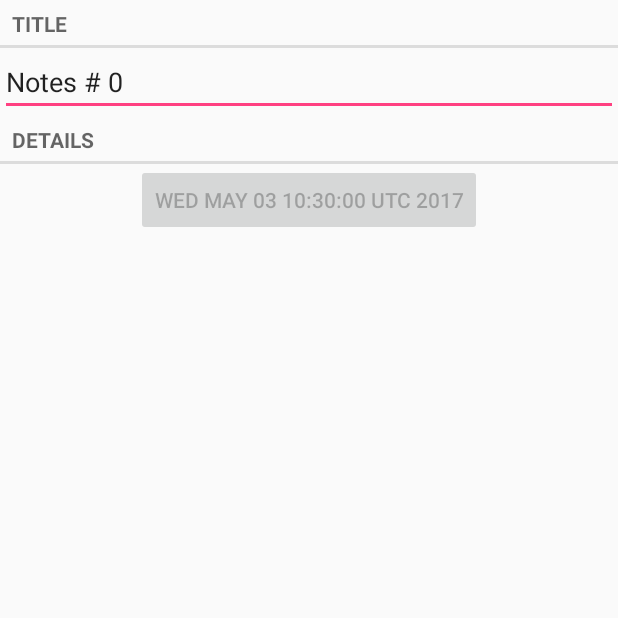
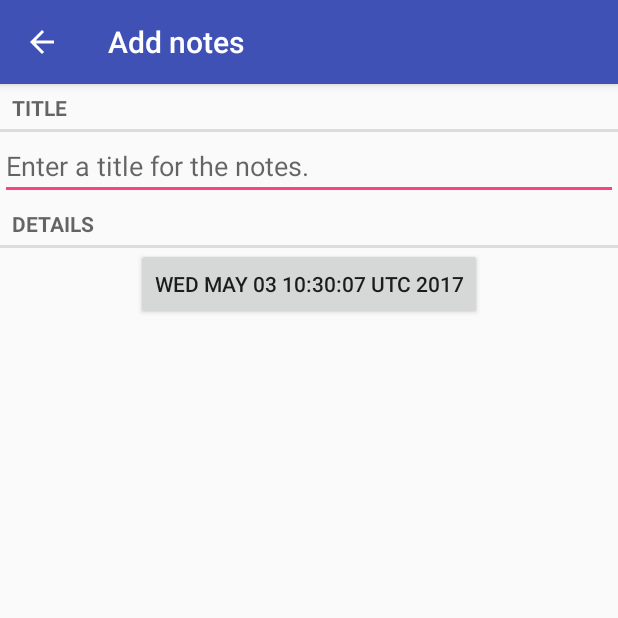
Before and after one commit to Supsane/NotesDB, an Android app: the NotesFragment screen opened directly, with no data from a screen before it, on a phone screen of 412 x 824 dp, the top half of it. Run offline under Robolectric (Android 15) with nearby library versions, the phone set to English and light mode, and no system bars.

```diff
--- a/app/src/main/AndroidManifest.xml
+++ b/app/src/main/AndroidManifest.xml
@@ -18,8 +18,8 @@
         </activity>
         <activity
             android:name=".NotesPagerActivity"
-            android:label="@string/app_name"
-            android:theme="@style/AppTheme.NoActionBar"/>
+            android:label="@string/action_add_notes"
+            android:parentActivityName=".NotesListActivity"/>
     </application>
 
 </manifest>
--- a/app/src/main/java/com/chashurin/notesdb/NotesFragment.java
+++ b/app/src/main/java/com/chashurin/notesdb/NotesFragment.java
@@ -2,6 +2,7 @@ package com.chashurin.notesdb;
 
 import android.os.Bundle;
 import android.support.v4.app.Fragment;
+import android.support.v4.app.FragmentManager;
 import android.text.Editable;
 import android.text.TextWatcher;
 import android.view.LayoutInflater;
@@ -18,6 +19,7 @@ import java.util.UUID;
 public class NotesFragment extends Fragment {
 
     private static final String ARG_NOTES_ID = "notes_id";
+    private static final String DIALOOG_DATE = "dialogDate";
     private Notes mNotes;
     private EditText mTitleNotes;
     private Button mDateButton;
@@ -46,7 +48,14 @@ public class NotesFragment extends Fragment {
         mTitleNotes.setText(mNotes.getmTitle());
         mDateButton = (Button) view.findViewById(R.id.notes_date_button);
         mDateButton.setText(mNotes.getmDate().toString());
-        mDateButton.setEnabled(false);
+        mDateButton.setOnClickListener(new View.OnClickListener() {
+            @Override
+            public void onClick(View v) {
+                FragmentManager fragmentManager = getFragmentManager();
+                DatePickerFragment dialog = new DatePickerFragment();
+                dialog.show(fragmentManager, DIALOOG_DATE);
+            }
+        });
         mTitleNotesBehavior();
         return view;
     }
--- a/app/src/main/java/com/chashurin/notesdb/NotesListArray.java
+++ b/app/src/main/java/com/chashurin/notesdb/NotesListArray.java
@@ -10,12 +10,12 @@ import java.util.UUID;
  * Created by Чашурин on 03.05.2017.
  */
 
-public class NotesListArray {
+class NotesListArray {
 
     private static NotesListArray sNotesListArray;
     private List<Notes> mNotes;
 
-    public static NotesListArray get(Context context) {
+    static NotesListArray get(Context context) {
         if (sNotesListArray == null) {
             sNotesListArray = new NotesListArray(context);
         }
@@ -24,18 +24,17 @@ public class NotesListArray {
 
     private NotesListArray(Context context) {
         mNotes = new ArrayList<>();
-        for (int i = 0; i < 100; i++) {
-            Notes notes = new Notes();
-            notes.setmTitle("Notes # " + i);
-            mNotes.add(notes);
-        }
     }
 
-    public List<Notes> getmNotes() {
+    void addNotes (Notes notes) {
+        mNotes.add(notes);
+    }
+
+    List<Notes> getmNotes() {
         return mNotes;
     }
 
-    public Notes getNotes(UUID id) {
+    Notes getNotes(UUID id) {
         for (Notes notes : mNotes) {
             if (notes.getmId().equals(id)) {
                 return notes;
--- a/app/src/main/java/com/chashurin/notesdb/NotesPagerActivity.java
+++ b/app/src/main/java/com/chashurin/notesdb/NotesPagerActivity.java
@@ -4,10 +4,11 @@ import android.content.Context;
 import android.content.Intent;
 import android.os.Bundle;
 import android.support.v4.app.Fragment;
-import android.support.v4.app.FragmentActivity;
 import android.support.v4.app.FragmentManager;
 import android.support.v4.app.FragmentStatePagerAdapter;
 import android.support.v4.view.ViewPager;
+import android.support.v7.app.AppCompatActivity;
+
 import java.util.List;
 import java.util.UUID;
 
@@ -15,7 +16,7 @@ import java.util.UUID;
  * Created by Чашурин on 03.05.2017.
  */
 
-public class NotesPagerActivity extends FragmentActivity {
+public class NotesPagerActivity extends AppCompatActivity {
 
     private static final String EXTRA_NOTES_ID = "notes_id";
 
--- a/app/src/main/java/com/chashurin/notesdb/SingleFragmentActivity.java
+++ b/app/src/main/java/com/chashurin/notesdb/SingleFragmentActivity.java
@@ -2,14 +2,14 @@ package com.chashurin.notesdb;
 
 import android.os.Bundle;
 import android.support.v4.app.Fragment;
-import android.support.v4.app.FragmentActivity;
 import android.support.v4.app.FragmentManager;
+import android.support.v7.app.AppCompatActivity;
 
 /**
  * Created by Чашурин on 03.05.2017.
  */
 
-public abstract class SingleFragmentActivity extends FragmentActivity {
+public abstract class SingleFragmentActivity extends AppCompatActivity {
 
     protected abstract Fragment createFragment();
 
--- a/app/src/main/res/values/strings.xml
+++ b/app/src/main/res/values/strings.xml
@@ -1,7 +1,8 @@
 <resources>
     <string name="app_name">NotesDB</string>
-    <string name="action_settings">Settings</string>
+    <string name="action_add_notes">Add notes</string>
     <string name="notes_title_hint">Enter a title for the notes.</string>
     <string name="notes_title_label">Title</string>
     <string name="notes_details_label">Details</string>
+    <string name="dialog_title">Date of notes:</string>
 </resources>
--- a/app/src/main/res/values/styles.xml
+++ b/app/src/main/res/values/styles.xml
@@ -14,7 +14,6 @@
     </style>
 
     <style name="AppTheme.AppBarOverlay" parent="ThemeOverlay.AppCompat.Dark.ActionBar" />
-
     <style name="AppTheme.PopupOverlay" parent="ThemeOverlay.AppCompat.Light" />
 
 </resources>
```
Also changed, not shown: app/src/main/java/com/chashurin/notesdb/DatePickerFragment.java (added, +22 -0 lines), app/src/main/java/com/chashurin/notesdb/NotesListFragment.java (+32 -0 lines), app/src/main/res/menu/menu_notes.xml (+5 -6 lines), app/src/main/res/drawable-hdpi/ic_add_white_24dp.png (added), app/src/main/res/drawable-mdpi/ic_add_white_24dp.png (added), app/src/main/res/drawable-xhdpi/ic_add_white_24dp.png (added), app/src/main/res/drawable-xxhdpi/ic_add_white_24dp.png (added), app/src/main/res/drawable-xxxhdpi/ic_add_white_24dp.png (added).
